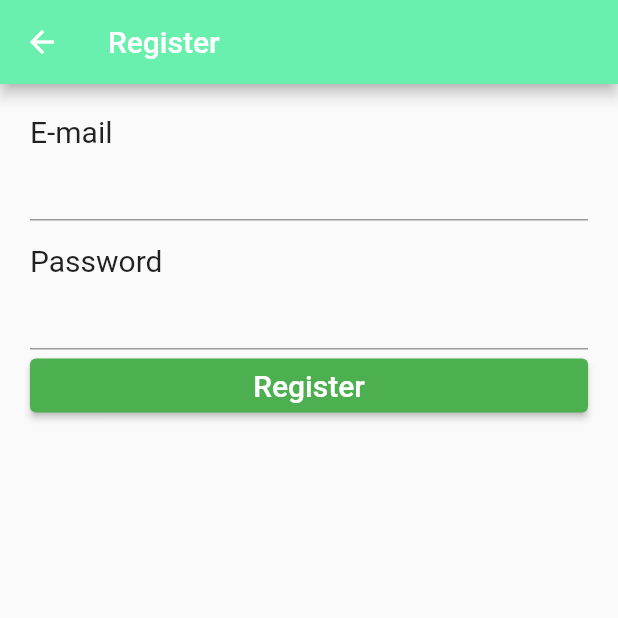
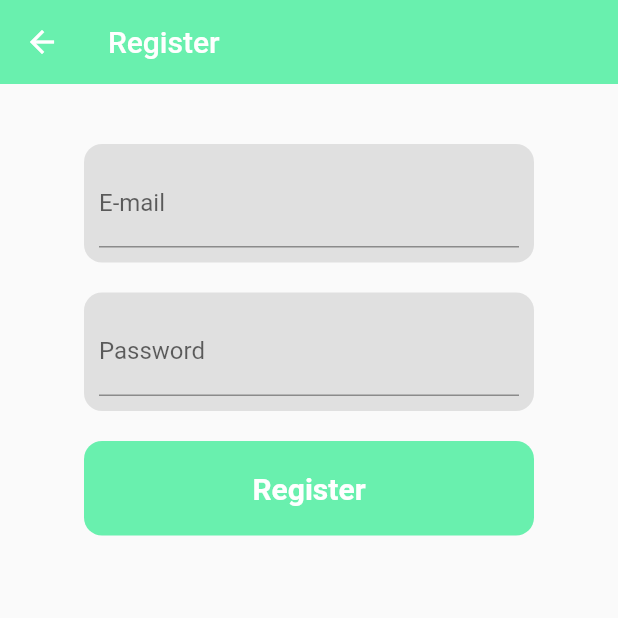
Before and after one commit to ChYote11/GuideApp, a Flutter app: the screen it shows after launch, after a tap on "Sign Up", on a phone screen of 412 x 824 dp, the top half of it. Run offline on Flutter 3.47's test engine with Material 2 defaults, Android fonts, the light colour scheme and no system bars; our stand-ins replace google_maps_flutter, google_nav_bar, location; missing offline and left inert: dart:ffi.

```diff
--- a/lib/components/bottom_nav_bar.dart
+++ b/lib/components/bottom_nav_bar.dart
@@ -1,4 +1,4 @@
-// ignore_for_file: prefer_const_constructors
+// ignore_for_file: prefer_const_constructors, must_be_immutable
 
 import 'package:flutter/material.dart';
 import 'package:google_nav_bar/google_nav_bar.dart';
--- a/lib/page/bookpage.dart
+++ b/lib/page/bookpage.dart
@@ -8,6 +8,7 @@ class BookPage extends StatefulWidget {
 }
 
 class _BookPageState extends State<BookPage> {
+
   @override
   Widget build(BuildContext context) {
     return Center(
--- a/lib/page/loginpage.dart
+++ b/lib/page/loginpage.dart
@@ -17,6 +17,7 @@ class LoginPage extends StatelessWidget {
   Widget build(BuildContext context) {
     return Scaffold(
       appBar: AppBar(
+        elevation: 0,
         backgroundColor: Colors.greenAccent,
         title: Text("Login"),
       ),
--- a/lib/page/registerpage.dart
+++ b/lib/page/registerpage.dart
@@ -2,22 +2,26 @@
 
 import 'package:flutter/material.dart';
 import 'package:guideapp/model/profile.dart';
+import 'package:guideapp/page/loginpage.dart';
 
 class RegisterPage extends StatefulWidget {
-  const RegisterPage({super.key});
+  const RegisterPage({
+    super.key
+  });
 
   @override
   _RegisterPage createState() => _RegisterPage();
 }
 
-class _RegisterPage extends State<RegisterPage> {
-  final formKey = GlobalKey<FormState>();
+class _RegisterPage extends State < RegisterPage > {
+  final formKey = GlobalKey < FormState > ();
   Profile profile = Profile(email: '', password: '');
 
   @override
   Widget build(BuildContext context) {
     return Scaffold(
       appBar: AppBar(
+        elevation: 0,
         backgroundColor: Colors.greenAccent,
         title: Text("Register"),
       ),
@@ -26,41 +30,77 @@ class _RegisterPage extends State<RegisterPage> {
           child: Form(
             key: formKey,
             child: SingleChildScrollView(
+              child: Center(
                 child: Column(
-              crossAxisAlignment: CrossAxisAlignment.start,
                   children: [
-                // email
-                Text(
-                  "E-mail",
-                  style: TextStyle(fontSize: 20),
+
+                    const SizedBox(height: 20, ),
+
+                      Container(
+                        width: 300,
+                        padding: EdgeInsets.all(10),
+                        decoration: BoxDecoration(
+                          color: Colors.grey.shade300,
+                          borderRadius: BorderRadius.circular(12),
                         ),
-                TextFormField(
+                        child: TextField(
+                          decoration: InputDecoration(
+                            hintText: "Enter your E-mail",
+                            labelText: "E-mail",
+                          ),
                           keyboardType: TextInputType.emailAddress,
-                  onSaved: (email) {
-                    profile.email = email!;
-                  },
-                ), // TextFormField
-                SizedBox(
-                  height: 15,
                         ),
-                Text(
-                  "Password",
-                  style: TextStyle(fontSize: 20),
                       ),
-                TextFormField(
+
+                      const SizedBox(height: 20, ),
+
+                        Container(
+                          width: 300,
+                          padding: EdgeInsets.all(10),
+                          decoration: BoxDecoration(
+                            color: Colors.grey.shade300,
+                            borderRadius: BorderRadius.circular(12),
+                          ),
+                          child: TextField(
+                            decoration: InputDecoration(
+                              hintText: "Enter your Password",
+                              labelText: "Password",
+                            ),
                             obscureText: true,
-                ), // TextFormField
-                SizedBox(
-                  width: double.infinity,
-                  child: ElevatedButton(
+                          ),
+                        ),
+
+                        const SizedBox(height: 20, ),
+
+
+                          GestureDetector(
+                            onTap: () => Navigator.push(
+                              context,
+                              MaterialPageRoute(
+                                builder: (context) => LoginPage(),
+                              ),
+                            ),
+                            child: Container(
+                              width: 300,
+                              decoration: BoxDecoration(
+                                color: Colors.greenAccent,
+                                borderRadius: BorderRadius.circular(12),
+                              ),
+                              padding: const EdgeInsets.all(20),
+                                child: const Center(
                                   child: Text(
-                      "Register",
-                      style: TextStyle(fontSize: 20),
+                                    'Register',
+                                    style: TextStyle(
+                                      color: Colors.white,
+                                      fontSize: 20,
+                                      fontWeight: FontWeight.bold),
                                   ),
-                    onPressed: () {},
+                                )),
+                          )
+
+
+                  ],
                 ),
-                )
-              ],
               ),
             ),
           ),
```
Also changed, not shown: lib/page/Account/accountpage.dart (added, +46 -0 lines), lib/page/feedpage.dart (+6 -4 lines), lib/page/homepage.dart (+40 -30 lines), lib/page/mappage.dart (+74 -4 lines), pubspec.yaml (+9 -0 lines), lib/main.dart (line endings or trailing spaces), pubspec.lock, 19 other files. Lines whose indentation alone changed are shown as unchanged.
